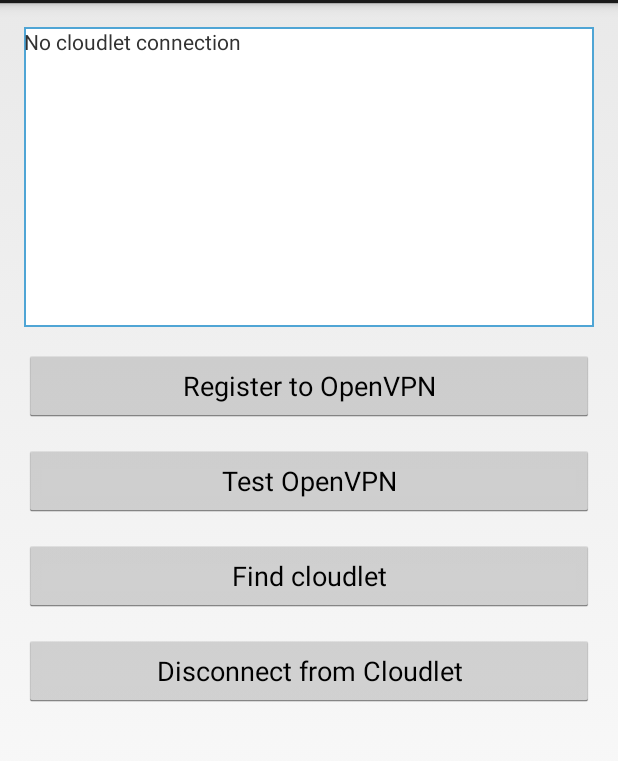
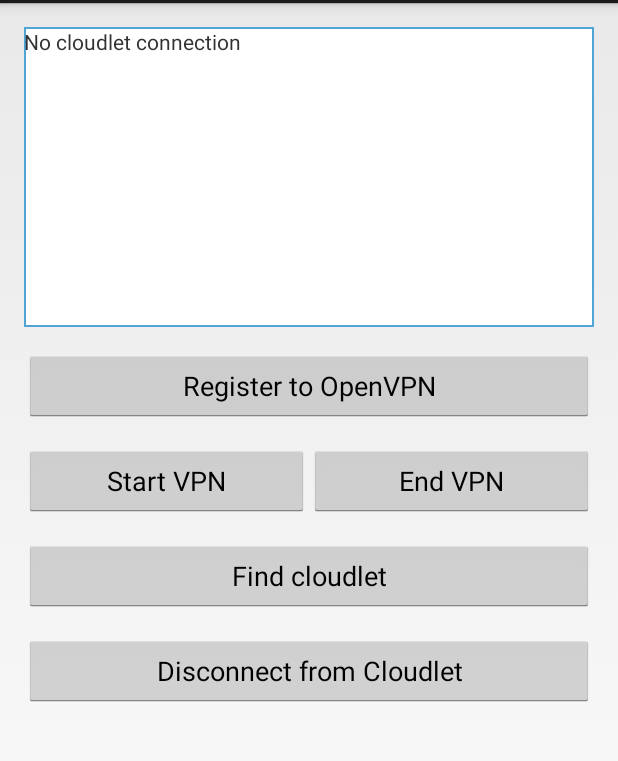
Before and after one commit to cmusatyalab/cloudlet-launcher, an Android app: the screen it shows after launch (MainActivity), on a phone screen of 412 x 824 dp, the part 69-830 px from its top. Run offline under Robolectric (Android 15) with nearby library versions, the phone set to English and light mode, and no system bars; libraries missing offline, so code that uses them is left out: de.blinkt.openvpn, edu.cmu.cs; 3 statements that could not run were skipped.

Commit message:
Add startVpn and endVpn buttons; Delete testVPN button

```diff
--- a/app/src/main/res/layout/activity_main.xml
+++ b/app/src/main/res/layout/activity_main.xml
@@ -27,13 +27,31 @@
         android:text="@string/register_to_openvpn"
         android:onClick="registerOpenVpn"/>
 
-    <Button
-        android:id="@+id/test_openvpn"
+    <LinearLayout xmlns:android="http://schemas.android.com/apk/res/android"
+        xmlns:tools="http://schemas.android.com/tools"
         android:layout_width="fill_parent"
         android:layout_height="wrap_content"
         android:layout_marginTop="15dp"
-        android:text="@string/test_openvpn"
-        android:onClick="testOpenVpn"/>
+        android:orientation="horizontal"
+        android:weightSum="1">
+
+        <Button
+            android:id="@+id/start_openvpn"
+            android:layout_width="0dp"
+            android:layout_height="wrap_content"
+            android:layout_weight="0.5"
+            android:text="@string/start_openvpn"
+            android:onClick="startOpenVpn"/>
+
+        <Button
+            android:id="@+id/end_openvpn"
+            android:layout_width="0dp"
+            android:layout_height="wrap_content"
+            android:layout_weight="0.5"
+            android:text="@string/end_openvpn"
+            android:onClick="endOpenVpn"/>
+
+    </LinearLayout>
 
     <Button
         android:id="@+id/button_find_cloudlet"
--- a/app/src/main/res/values/strings.xml
+++ b/app/src/main/res/values/strings.xml
@@ -4,7 +4,8 @@
 
     <string name="status_default">No cloudlet connection</string>
     <string name="register_to_openvpn">Register to OpenVPN</string>
-    <string name="test_openvpn">Test OpenVPN</string>
+    <string name="start_openvpn">Start VPN</string>
+    <string name="end_openvpn">End VPN</string>
     <string name="find_cloudlet">Find cloudlet</string>
     <string name="disconnect_VPN">Disconnect from Cloudlet</string>
 </resources>
```
Also changed, not shown: app/src/main/java/edu/cmu/cs/elijah/cloudletlauncher/CloudletService.java (+12 -6 lines), app/src/main/java/edu/cmu/cs/elijah/cloudletlauncher/MainActivity.java (+26 -15 lines), app/src/main/aidl/edu/cmu/cs/elijah/cloudletlauncher/api/ICloudletService.aidl.
